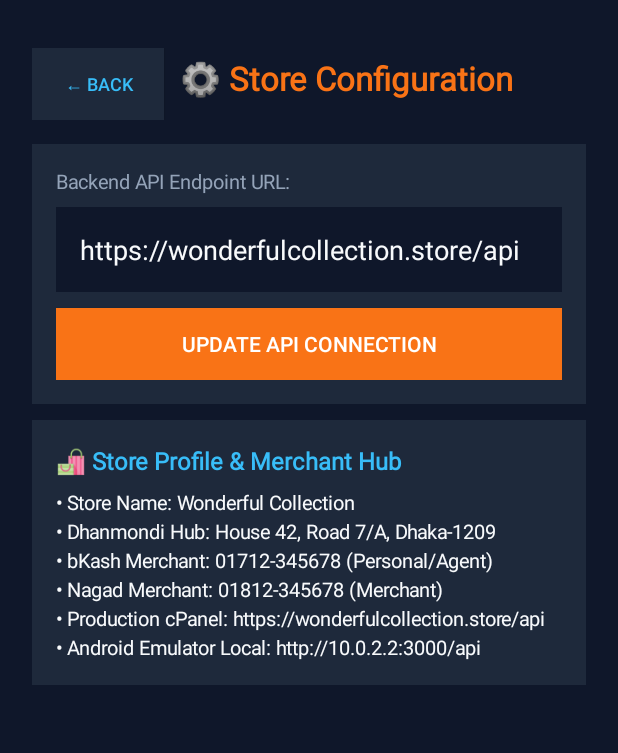
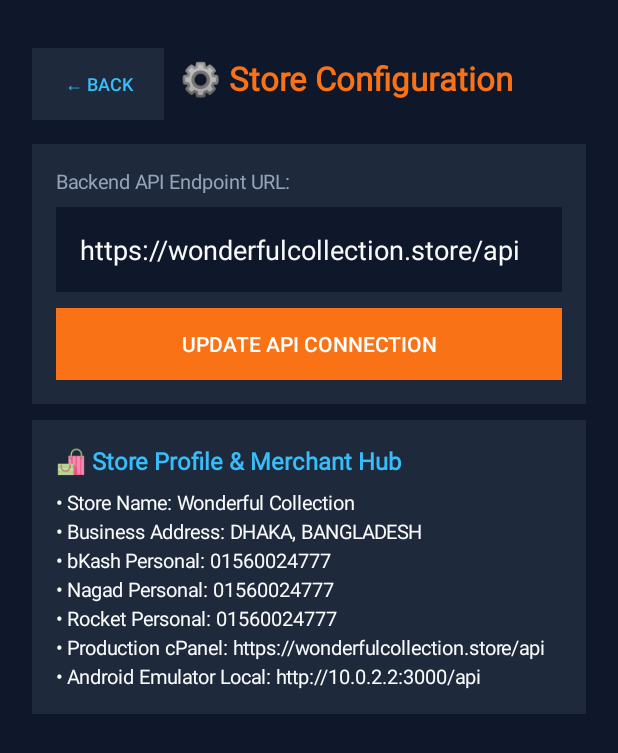
Before and after one commit to AbidHossainTushar003/wc, an Android app: the SettingsActivity screen opened directly, with no data from a screen before it, on a phone screen of 412 x 824 dp. Shown: the top 753 px of the screen. Run offline under Robolectric (Android 15) with nearby library versions, the phone set to English and light mode, and no system bars.

Commit message:
fix(store): align confirmed contact and payment details
Co-authored-by: Copilot <223556219+Copilot@users.noreply.github.com>

```diff
--- a/admin-android/app/src/main/java/store/wonderfulcollection/admin/presentation/dashboard/DashboardScreen.kt
+++ b/admin-android/app/src/main/java/store/wonderfulcollection/admin/presentation/dashboard/DashboardScreen.kt
@@ -141,7 +141,7 @@ class DashboardActivity : AppCompatActivity() {
                     paint.isFakeBoldText = true
                 }
                 val hubDesc = TextView(this).apply {
-                    text = "• Location: House 42, Road 7/A, Dhanmondi, Dhaka\n• Express Delivery: 2-4 Hours Active\n• Hub Status: Fully Operational (99.4%)"
+                    text = "• Location: DHAKA, BANGLADESH\n• Express Delivery: 2-4 Hours Active\n• Hub Status: Fully Operational (99.4%)"
                     textSize = 13f
                     setTextColor(0xFFF8FAFC.toInt())
                     setPadding(0, 8, 0, 0)
--- a/admin-android/app/src/main/java/store/wonderfulcollection/admin/presentation/reports/ReportsActivity.kt
+++ b/admin-android/app/src/main/java/store/wonderfulcollection/admin/presentation/reports/ReportsActivity.kt
@@ -122,13 +122,13 @@ class ReportsActivity : AppCompatActivity() {
             layoutParams = lp
         }
         val t2 = TextView(this).apply {
-            text = "🏬 Dhanmondi Hub Performance"
+            text = "🏬 Delivery Performance"
             textSize = 16f
             setTextColor(0xFF10B981.toInt())
             paint.isFakeBoldText = true
         }
         val b2 = TextView(this).apply {
-            text = "• Express Deliveries (2-4h): Active & Optimized\n• Delivery Hub: House 42, Road 7/A, Dhanmondi, Dhaka\n• Top Payment Methods: Cash on Delivery, bKash, Nagad\n• Fulfillment Rate: 99.4%"
+            text = "• Express Deliveries (2-4h): Active & Optimized\n• Delivery Area: DHAKA, BANGLADESH\n• Top Payment Methods: Cash on Delivery, bKash, Nagad\n• Fulfillment Rate: 99.4%"
             textSize = 14f
             setTextColor(0xFFF8FAFC.toInt())
             setPadding(0, 8, 0, 0)
--- a/admin-android/app/src/main/java/store/wonderfulcollection/admin/presentation/settings/SettingsActivity.kt
+++ b/admin-android/app/src/main/java/store/wonderfulcollection/admin/presentation/settings/SettingsActivity.kt
@@ -120,9 +120,10 @@ class SettingsActivity : AppCompatActivity() {
         val profileDesc = TextView(this).apply {
             text = """
                 • Store Name: Wonderful Collection
-                • Dhanmondi Hub: House 42, Road 7/A, Dhaka-1209
-                • bKash Merchant: 01712-345678 (Personal/Agent)
-                • Nagad Merchant: 01812-345678 (Merchant)
+                • Business Address: DHAKA, BANGLADESH
+                • bKash Personal: 01560024777
+                • Nagad Personal: 01560024777
+                • Rocket Personal: 01560024777
                 • Production cPanel: https://wonderfulcollection.store/api
                 • Android Emulator Local: http://10.0.2.2:3000/api
             """.trimIndent()
```
Also changed, not shown: admin-android/app/src/main/java/store/wonderfulcollection/admin/data/repository/RepositoryImplementations.kt (+12 -7 lines), 5 other files.
